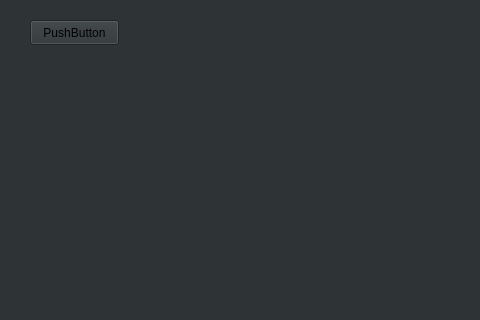
Above: mainwindow.ui from taoxuMemo/Edit before the change; both pictures show x 0 to 480 and y 0 to 320 of the 800 by 480 pixel window. Below: the same form after it.
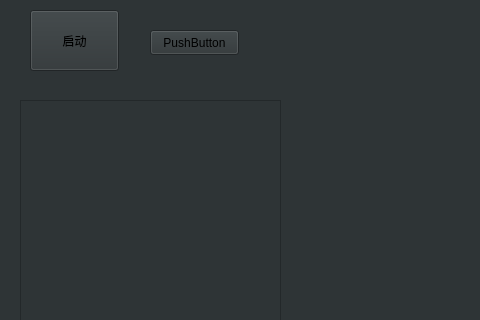
That is the form after the change.

Patch:
```diff
--- a/mainwindow.ui
+++ b/mainwindow.ui
@@ -27,8 +27,8 @@
    <widget class="QPushButton" name="pushButton">
     <property name="geometry">
      <rect>
-      <x>30</x>
-      <y>20</y>
+      <x>150</x>
+      <y>30</y>
       <width>89</width>
       <height>25</height>
      </rect>
@@ -37,6 +37,29 @@
      <string>PushButton</string>
     </property>
    </widget>
+   <widget class="QPushButton" name="pushButton_2">
+    <property name="geometry">
+     <rect>
+      <x>30</x>
+      <y>10</y>
+      <width>89</width>
+      <height>61</height>
+     </rect>
+    </property>
+    <property name="text">
+     <string>启动</string>
+    </property>
+   </widget>
+   <widget class="QListView" name="listView_MSG">
+    <property name="geometry">
+     <rect>
+      <x>20</x>
+      <y>100</y>
+      <width>261</width>
+      <height>341</height>
+     </rect>
+    </property>
+   </widget>
   </widget>
   <widget class="QMenuBar" name="menuBar">
    <property name="geometry">
```
